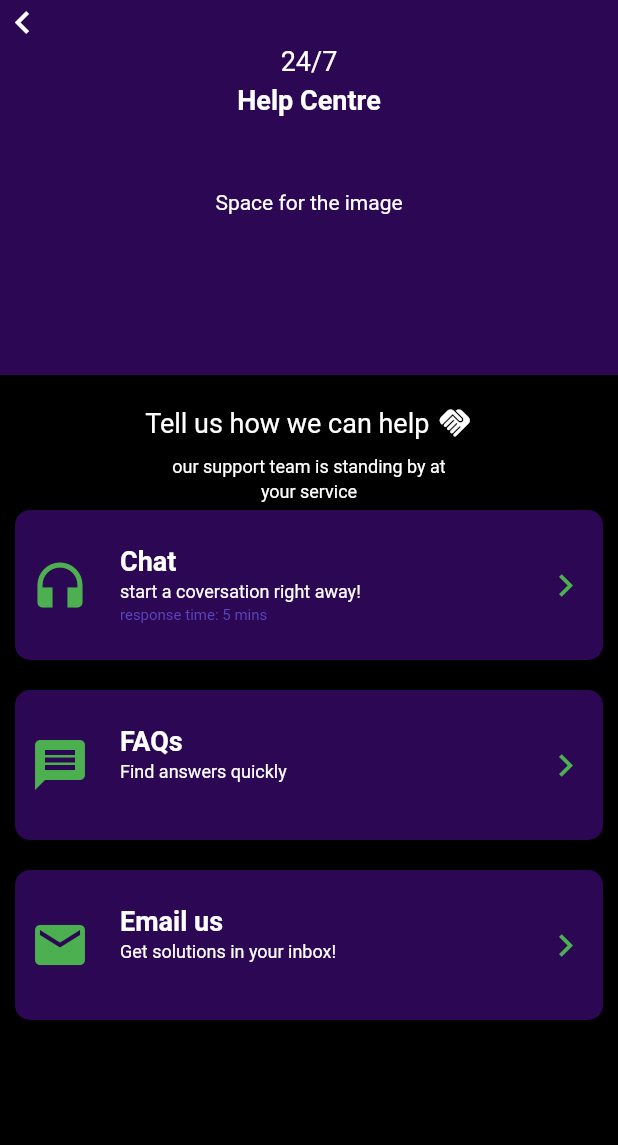
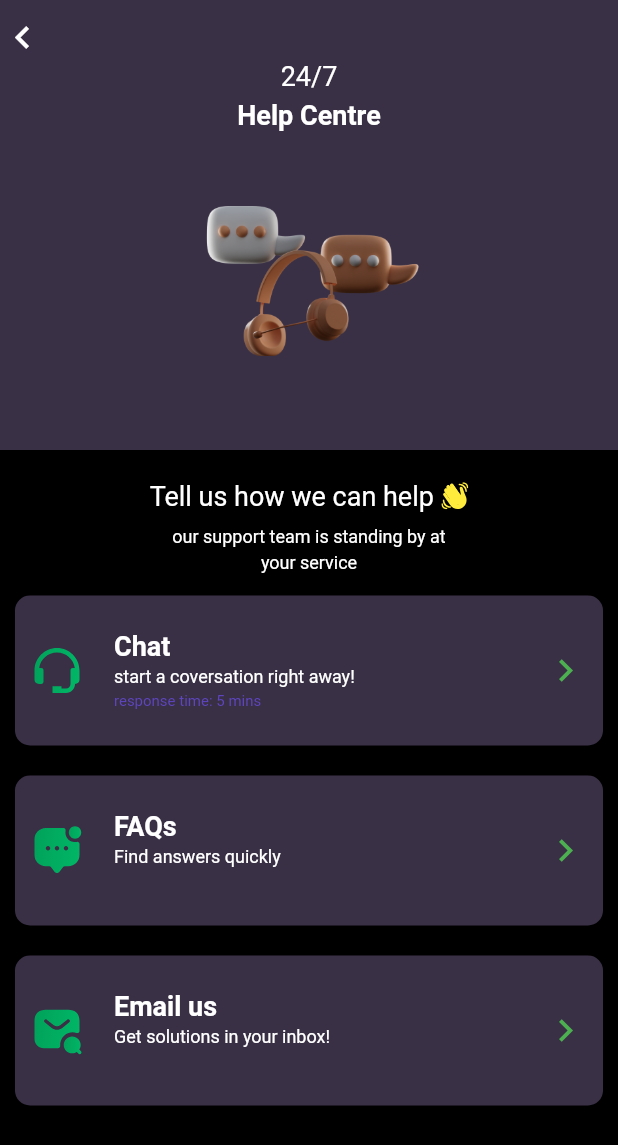
Before and after one commit to SHRAYASH05/demo_app, a Flutter app: the screen it shows after launch, on a phone screen of 412 x 824 dp. Shown: the top 1145 px of the screen. Run offline on Flutter 3.47's test engine with Material 2 defaults, Android fonts, the phone set to English and light mode, and no system bars; our stand-ins replace flutter_svg.

Commit message:
additing pictures

```diff
--- a/lib/cart.dart
+++ b/lib/cart.dart
@@ -1,9 +1,10 @@
 import 'package:flutter/material.dart';
 import 'package:flutter/src/widgets/framework.dart';
 import 'package:flutter/src/widgets/placeholder.dart';
+import 'package:flutter_svg/flutter_svg.dart';
 
 class Cart extends StatelessWidget {
-  IconData icon;
+  String icon;
   String heading;
   String discription;
   String? subDis;
@@ -17,17 +18,15 @@ class Cart extends StatelessWidget {
       height: 100,
       width: double.infinity,
       decoration: BoxDecoration(
-        color: Color.fromARGB(255, 43, 7, 84),
+        color: Color.fromRGBO(57, 48, 70, 100),
         borderRadius: BorderRadius.circular(10),
       ),
       child: Row(
         mainAxisAlignment: MainAxisAlignment.start,
         crossAxisAlignment: CrossAxisAlignment.center,
         children: [
-          Icon(
+          SvgPicture.asset(
             icon,
-            size: 40,
-            color: Colors.green,
           ),
           SizedBox(width: 20),
           Column(
--- a/lib/helpCentre.dart
+++ b/lib/helpCentre.dart
@@ -2,6 +2,7 @@ import 'package:demo_app/cart.dart';
 import 'package:flutter/material.dart';
 import 'package:flutter/src/widgets/framework.dart';
 import 'package:flutter/src/widgets/placeholder.dart';
+import 'package:flutter_svg/flutter_svg.dart';
 
 class HelpCentre extends StatefulWidget {
   const HelpCentre({super.key});
@@ -20,17 +21,20 @@ class _HelpCentreState extends State<HelpCentre> {
             color: Colors.black,
             height: double.infinity,
             width: double.infinity,
-            child: Column(
-              mainAxisAlignment: MainAxisAlignment.start,
-              crossAxisAlignment: CrossAxisAlignment.center,
+            child: ListView(
+              //mainAxisAlignment: MainAxisAlignment.start,
+              //crossAxisAlignment: CrossAxisAlignment.center,
               children: [
                 Container(
-                  height: 250,
+                  height: 300,
                   width: double.infinity,
-                  color: Color.fromARGB(255, 43, 7, 84),
+                  color: Color.fromRGBO(57, 48, 70, 100),
                   child: Column(
                     crossAxisAlignment: CrossAxisAlignment.start,
                     children: [
+                      SizedBox(
+                        height: 10,
+                      ),
                       GestureDetector(
                         child: Icon(
                           Icons.chevron_left,
@@ -66,12 +70,14 @@ class _HelpCentreState extends State<HelpCentre> {
                       SizedBox(
                         height: 50,
                       ),
-                      Align(
-                        //height: 100,
-                        // width: 100,
-                        child: Text(
-                          "Space for the image",
-                          style: TextStyle(color: Colors.white),
+                      Center(
+                        child: Container(
+                          height: 100,
+                          width: 150,
+                          child: Image.asset(
+                            "assets/images/chat.png",
+                            fit: BoxFit.cover,
+                          ),
                         ),
                       ),
                     ],
@@ -91,9 +97,9 @@ class _HelpCentreState extends State<HelpCentre> {
                     SizedBox(
                       width: 5,
                     ),
-                    Icon(
-                      Icons.handshake,
-                      color: Colors.white,
+                    SvgPicture.asset(
+                      "assets/images/Emoji.svg",
+                      color: Colors.yellow,
                     ),
                   ],
                 ),
@@ -113,17 +119,21 @@ class _HelpCentreState extends State<HelpCentre> {
                   style: TextStyle(color: Colors.white, fontSize: 12),
                   textAlign: TextAlign.center,
                 ),
-                Cart(Icons.headphones, "Chat",
+                SizedBox(
+                  height: 10,
+                ),
+                Cart("assets/images/headphone.svg", "Chat",
                     "start a coversation right away!", "response time: 5 mins"),
                 SizedBox(
                   height: 10,
                 ),
-                Cart(Icons.message, "FAQs", "Find answers quickly", ""),
+                Cart("assets/images/message-notif.svg", "FAQs",
+                    "Find answers quickly", ""),
                 SizedBox(
                   height: 10,
                 ),
-                Cart(Icons.email, "Email us", "Get solutions in your inbox!",
-                    ""),
+                Cart("assets/images/sms-search.svg", "Email us",
+                    "Get solutions in your inbox!", ""),
               ],
             ),
           ),
--- a/pubspec.yaml
+++ b/pubspec.yaml
@@ -46,6 +46,7 @@ dev_dependencies:
   # package. See that file for information about deactivating specific lint
   # rules and activating additional ones.
   flutter_lints: ^2.0.0
+  flutter_svg: ^2.0.2
 
 # For information on the generic Dart part of this file, see the
 # following page: https://dart.dev/tools/pub/pubspec
@@ -59,9 +60,8 @@ flutter:
   uses-material-design: true
 
   # To add assets to your application, add an assets section, like this:
-  # assets:
-  #   - images/a_dot_burr.jpeg
-  #   - images/a_dot_ham.jpeg
+  assets:
+    - assets/images/
 
   # An image asset can refer to one or more resolution-specific "variants", see
   # https://flutter.dev/assets-and-images/#resolution-aware
```
Also changed, not shown: assets/images/Emoji.svg (added), assets/images/chat.png (added), assets/images/headphone.svg (added), assets/images/message-notif.svg (added), assets/images/sms-search.svg (added), pubspec.lock.
